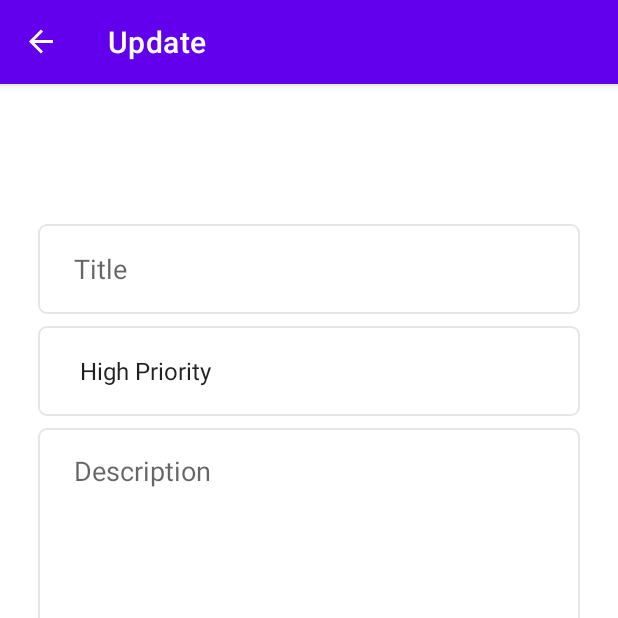
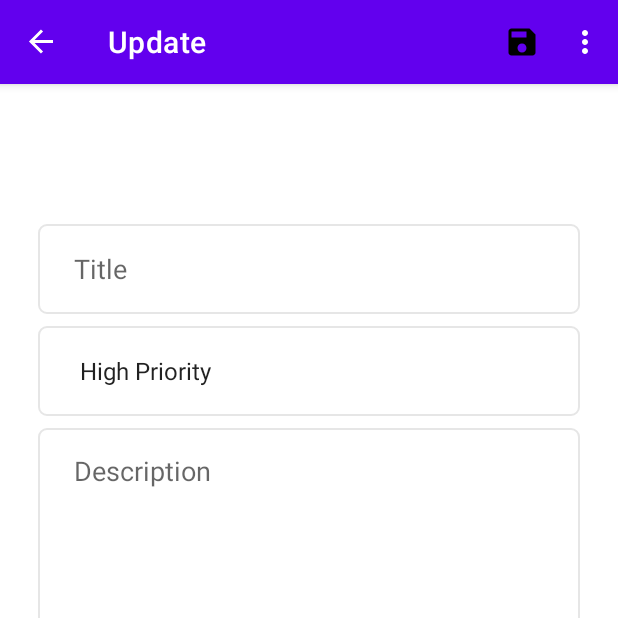
Before and after one commit to U-Wan/To-do-list, an Android app: the UpdateFragment screen opened through its navigation route, on a phone screen of 412 x 824 dp, the top half of it. Run offline under Robolectric (Android 15) with nearby library versions, the phone set to English and light mode, and no system bars; our stand-ins replace navigation-ui; 2 statements that could not run were skipped.

Commit message:
navigation animation

```diff
--- a/app/src/main/java/com/example/to_do/add/AddFragment.kt
+++ b/app/src/main/java/com/example/to_do/add/AddFragment.kt
@@ -1,10 +1,8 @@
 package com.example.to_do.add
 
 import android.os.Bundle
+import android.view.*
 import androidx.fragment.app.Fragment
-import android.view.LayoutInflater
-import android.view.View
-import android.view.ViewGroup
 import com.example.to_do.R
 
 class AddFragment : Fragment() {
@@ -12,8 +10,12 @@ class AddFragment : Fragment() {
         inflater: LayoutInflater, container: ViewGroup?,
         savedInstanceState: Bundle?
     ): View? {
+        setHasOptionsMenu(true)
         // Inflate the layout for this fragment
         return inflater.inflate(R.layout.fragment_add, container, false)
+    }
+    override fun onCreateOptionsMenu(menu: Menu, inflater: MenuInflater) {
+        inflater.inflate(R.menu.add_fragment_menu,menu)
     }
 
 
--- a/app/src/main/java/com/example/to_do/update/UpdateFragment.kt
+++ b/app/src/main/java/com/example/to_do/update/UpdateFragment.kt
@@ -1,10 +1,8 @@
 package com.example.to_do.update
 
 import android.os.Bundle
+import android.view.*
 import androidx.fragment.app.Fragment
-import android.view.LayoutInflater
-import android.view.View
-import android.view.ViewGroup
 import com.example.to_do.R
 
 class UpdateFragment : Fragment() {
@@ -13,8 +11,14 @@ class UpdateFragment : Fragment() {
         inflater: LayoutInflater, container: ViewGroup?,
         savedInstanceState: Bundle?
     ): View? {
+
+        setHasOptionsMenu(true)
         // Inflate the layout for this fragment
         return inflater.inflate(R.layout.fragment_update, container, false)
+    }
+
+    override fun onCreateOptionsMenu(menu: Menu, inflater: MenuInflater) {
+       inflater.inflate(R.menu.update_fragment_menu,menu)
     }
 
 
--- /dev/null
+++ b/app/src/main/res/anim/from_left.xml
@@ -0,0 +1,6 @@
+<?xml version="1.0" encoding="utf-8"?>
+<set xmlns:android="http://schemas.android.com/apk/res/android">
+    <translate android:fromXDelta="-100%" android:toXDelta="0%"
+        android:duration="300"
+        />
+</set>
--- /dev/null
+++ b/app/src/main/res/anim/from_right.xml
@@ -0,0 +1,4 @@
+<?xml version="1.0" encoding="utf-8"?>
+<set xmlns:android="http://schemas.android.com/apk/res/android">
+<translate android:fromXDelta="100%" android:toXDelta="0%" android:duration="300"/>
+</set>
--- /dev/null
+++ b/app/src/main/res/anim/to_left.xml
@@ -0,0 +1,4 @@
+<?xml version="1.0" encoding="utf-8"?>
+<set xmlns:android="http://schemas.android.com/apk/res/android">
+<translate android:fromXDelta="0%" android:toXDelta="-100%" android:duration="300"/>
+</set>
--- /dev/null
+++ b/app/src/main/res/anim/to_right.xml
@@ -0,0 +1,4 @@
+<?xml version="1.0" encoding="utf-8"?>
+<set xmlns:android="http://schemas.android.com/apk/res/android">
+<translate android:fromXDelta="0%" android:toXDelta="100%" android:duration="300"/>
+</set>
--- /dev/null
+++ b/app/src/main/res/drawable/ic_check.xml
@@ -0,0 +1,5 @@
+<vector android:height="24dp" android:tint="#000000"
+    android:viewportHeight="24" android:viewportWidth="24"
+    android:width="24dp" xmlns:android="http://schemas.android.com/apk/res/android">
+    <path android:fillColor="@android:color/white" android:pathData="M9,16.17L4.83,12l-1.42,1.41L9,19 21,7l-1.41,-1.41z"/>
+</vector>
--- /dev/null
+++ b/app/src/main/res/drawable/ic_save.xml
@@ -0,0 +1,5 @@
+<vector android:height="24dp" android:tint="#000000"
+    android:viewportHeight="24" android:viewportWidth="24"
+    android:width="24dp" xmlns:android="http://schemas.android.com/apk/res/android">
+    <path android:fillColor="@android:color/white" android:pathData="M17,3L5,3c-1.11,0 -2,0.9 -2,2v14c0,1.1 0.89,2 2,2h14c1.1,0 2,-0.9 2,-2L21,7l-4,-4zM12,19c-1.66,0 -3,-1.34 -3,-3s1.34,-3 3,-3 3,1.34 3,3 -1.34,3 -3,3zM15,9L5,9L5,5h10v4z"/>
+</vector>
--- /dev/null
+++ b/app/src/main/res/menu/add_fragment_menu.xml
@@ -0,0 +1,12 @@
+<?xml version="1.0" encoding="utf-8"?>
+<menu xmlns:android="http://schemas.android.com/apk/res/android"
+    xmlns:app="http://schemas.android.com/apk/res-auto">
+    <item
+        android:id="@+id/menu_add"
+        android:title="@string/add"
+        android:icon="@drawable/ic_check"
+        android:iconTint="@color/white"
+        app:showAsAction="ifRoom"
+        />
+
+</menu>
--- /dev/null
+++ b/app/src/main/res/menu/update_fragment_menu.xml
@@ -0,0 +1,15 @@
+<?xml version="1.0" encoding="utf-8"?>
+<menu xmlns:android="http://schemas.android.com/apk/res/android"
+    xmlns:app="http://schemas.android.com/apk/res-auto">
+    <item
+        android:id="@+id/update_menu_save"
+        android:title="@string/save"
+        app:showAsAction="ifRoom"
+        android:icon="@drawable/ic_save"
+        />
+    <item
+        android:id="@+id/update_menu_delete"
+        android:title="@string/delete"
+        app:showAsAction="never"        />
+
+</menu>
--- a/app/src/main/res/navigation/my_nav.xml
+++ b/app/src/main/res/navigation/my_nav.xml
@@ -12,10 +12,18 @@
         tools:layout="@layout/fragment_list" >
         <action
             android:id="@+id/action_listFragment_to_addFragment"
-            app:destination="@id/addFragment" />
+            app:destination="@id/addFragment"
+            app:enterAnim="@anim/from_right"
+            app:exitAnim="@anim/to_left"
+            app:popEnterAnim="@anim/from_left"
+            app:popExitAnim="@anim/to_right" />
         <action
             android:id="@+id/action_listFragment_to_updateFragment"
-            app:destination="@id/updateFragment" />
+            app:destination="@id/updateFragment"
+            app:enterAnim="@anim/from_left"
+            app:exitAnim="@anim/to_right"
+            app:popEnterAnim="@anim/from_right"
+            app:popExitAnim="@anim/to_left" />
     </fragment>
     <fragment
         android:id="@+id/updateFragment"
@@ -24,7 +32,9 @@
         tools:layout="@layout/fragment_update" >
         <action
             android:id="@+id/action_updateFragment_to_listFragment"
-            app:destination="@id/listFragment" />
+            app:destination="@id/listFragment"
+            app:enterAnim="@anim/from_right"
+            app:exitAnim="@anim/to_left" />
     </fragment>
     <fragment
         android:id="@+id/addFragment"
@@ -33,6 +43,8 @@
         tools:layout="@layout/fragment_add" >
         <action
             android:id="@+id/action_addFragment_to_listFragment"
-            app:destination="@id/listFragment" />
+            app:destination="@id/listFragment"
+            app:enterAnim="@anim/from_left"
+            app:exitAnim="@anim/to_right" />
     </fragment>
 </navigation>
--- a/app/src/main/res/values/strings.xml
+++ b/app/src/main/res/values/strings.xml
@@ -9,6 +9,9 @@
     <string name="sort_by">Sort By</string>
     <string name="priority_high">Priority high</string>
     <string name="priority_low">Priority low</string>
+    <string name="add">Add</string>
+    <string name="save">Save</string>
+    <string name="delete">Delete</string>
     <string-array name="priorities">
         <item>High Priority</item>
         <item>Medium Priority</item>
```
